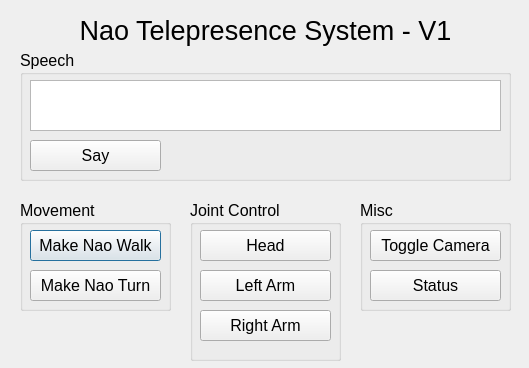
Before: the Qt Designer form gui/main_window.ui in PrakashW94/fyp-telepresence, drawn with Qt 5.
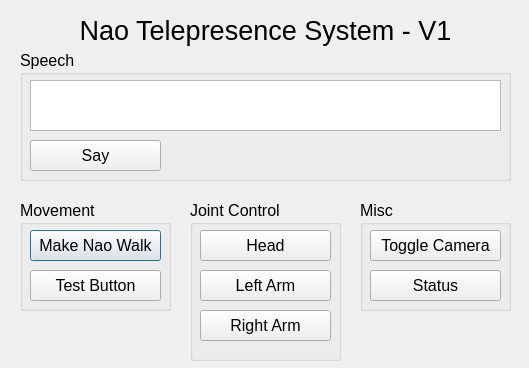
After: the same form once the commit is applied.

The edit to the form file:
```diff
--- a/gui/main_window.ui
+++ b/gui/main_window.ui
@@ -92,7 +92,7 @@
      </rect>
     </property>
     <property name="text">
-     <string>Make Nao Turn</string>
+     <string>Test Button</string>
     </property>
    </widget>
   </widget>
```
Left out of the diff: 2 changed lines with no effect on the pictures.
